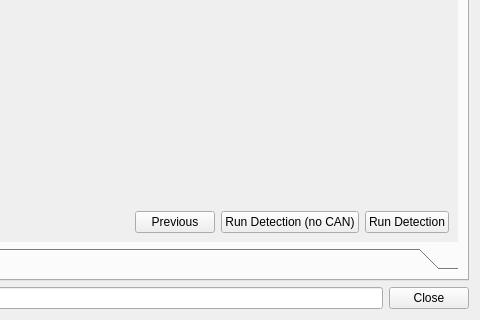
The window that vesc_tool-master/widgets/detectallfocdialog.ui (njupt-robomasters/vesc_tool-zh) describes before a commit, drawn with Qt 5; both pictures show x 383 to 863 and y 358 to 678 of the 863 by 678 pixel window.
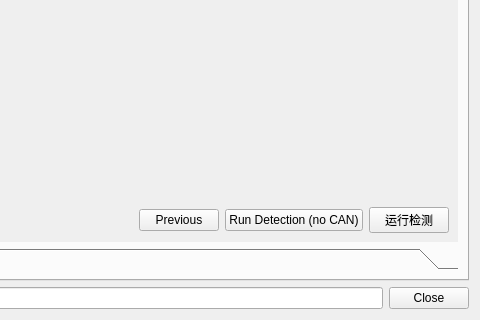
The same window after the commit. The open tabs and pages were chosen to show the change. Icons and pictures are not drawn. Custom widgets are drawn as their Qt base class.

Patch:
```diff
--- a/vesc_tool-master/widgets/detectallfocdialog.ui
+++ b/vesc_tool-master/widgets/detectallfocdialog.ui
@@ -252,7 +252,7 @@
                 </sizepolicy>
                </property>
                <property name="text">
-                <string>Run Detection</string>
+                <string>运行检测</string>
                </property>
               </widget>
              </item>
```
Left out of the diff: 2 changed lines with no effect on the pictures.
